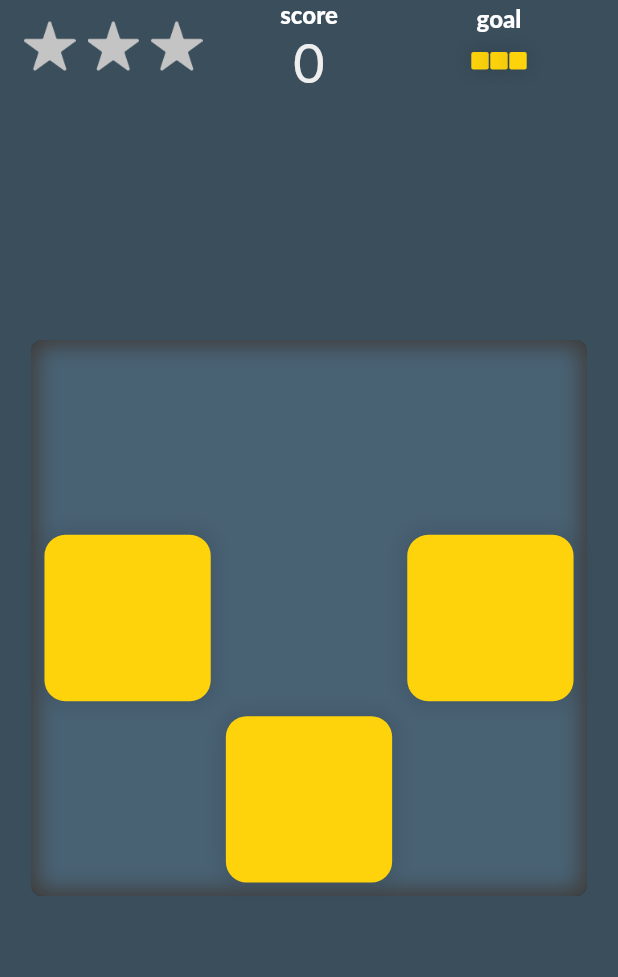
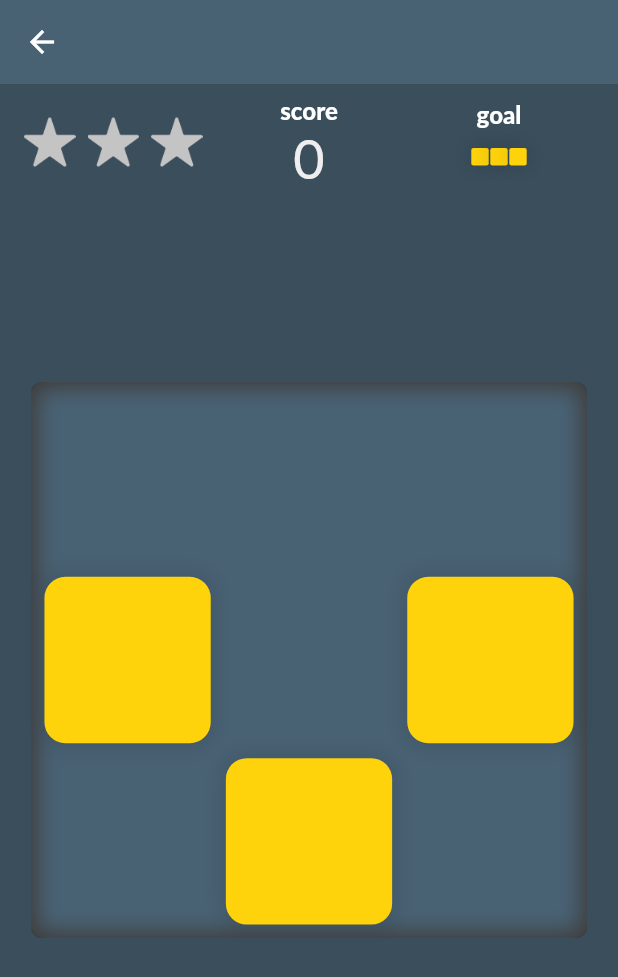
Before and after one commit to AlabasterAxe/color_game, a Flutter app: the GameView screen opened directly with sample values from the repository, on a phone screen of 412 x 824 dp. Shown: the top 977 px of the screen. Run offline on Flutter 3.47's test engine with Material 2 defaults, Android fonts, the phone set to English and light mode, and no system bars; our stand-ins replace audioplayers, firebase_analytics, firebase_core, google_mobile_ads, package_info, settings_ui and 2 more; accounts and stored records are empty; Roboto replaces fonts that are missing (Lato); statements that could not run were skipped.

Commit message:
add back button

```diff
--- a/lib/game/game-view.dart
+++ b/lib/game/game-view.dart
@@ -232,6 +232,7 @@ class _GameViewState extends State<GameView> {
     }
 
     return Scaffold(
+        appBar: AppBar(backgroundColor: BOARD_BACKGROUND_COLOR, elevation: 0),
         body: Container(
           color: BOARD_BACKGROUND_COLOR,
           child: SafeArea(
--- a/lib/game/hud.dart
+++ b/lib/game/hud.dart
@@ -73,7 +73,6 @@ class Hud extends StatelessWidget {
       );
     }
 
-    Widget? goalBoardWidget;
     if (goalBoard != null && goalBoard!.isNotEmpty) {
       double? minX;
       double? maxX;
@@ -126,7 +125,7 @@ class Hud extends StatelessWidget {
       mainAxisAlignment: MainAxisAlignment.start,
       children: [
         Padding(
-            padding: EdgeInsets.fromLTRB(16, 0, 16, 0),
+            padding: EdgeInsets.fromLTRB(16, 8, 16, 0),
             child: Row(
                 mainAxisAlignment: MainAxisAlignment.spaceBetween,
                 mainAxisSize: MainAxisSize.min,
```
Lines whose indentation alone changed are shown as unchanged.
